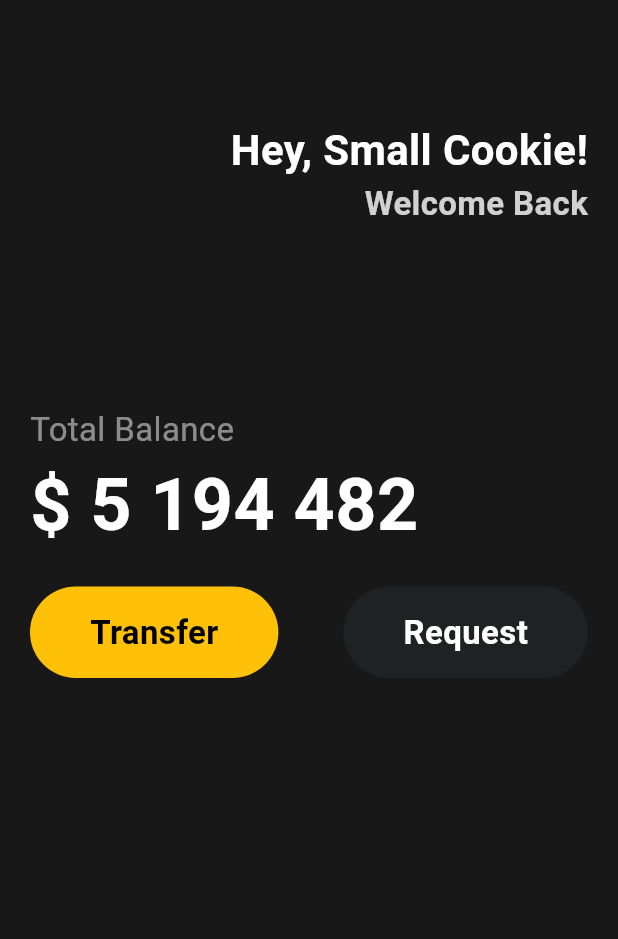
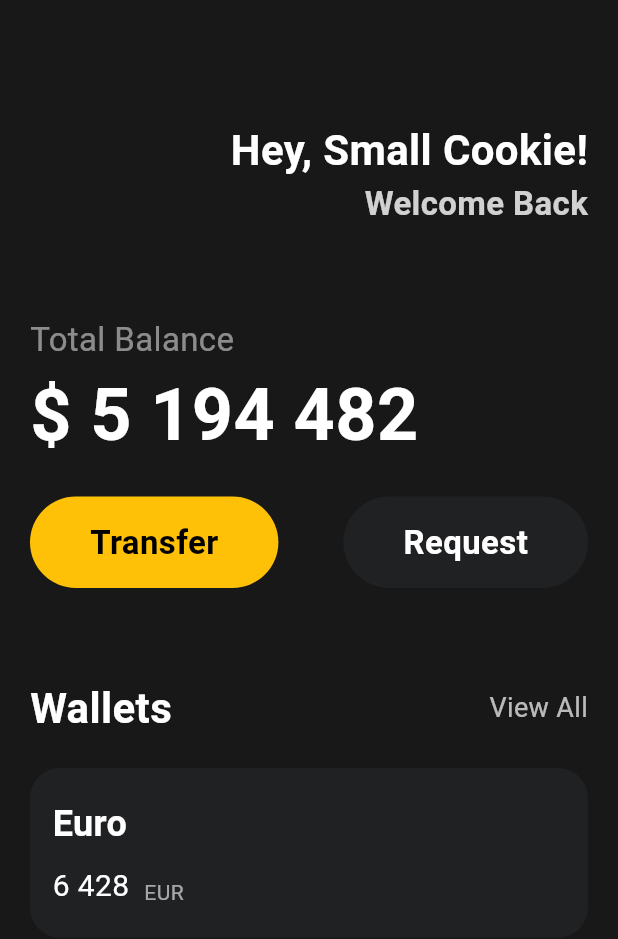
Before and after one commit to GangOn0215/study, a Flutter app: the screen it shows after launch, on a phone screen of 412 x 824 dp. Shown: the top 939 px of the screen. Run offline on Flutter 3.47's test engine with Material 3 defaults, Android fonts, the phone set to English and light mode, and no system bars.

Commit message:
[ flutter ] 하단 카드 만들고, 왼쪽 텍스트 넣기 작업

```diff
--- a/mobile/flutter/normard/a03_ui_challenge/lib/main.dart
+++ b/mobile/flutter/normard/a03_ui_challenge/lib/main.dart
@@ -48,7 +48,7 @@ class MainApp extends StatelessWidget {
                   ),
                 ],
               ),
-              SizedBox(height: 120),
+              SizedBox(height: 60),
               Row(
                 children: [
                   Column(
@@ -89,6 +89,75 @@ class MainApp extends StatelessWidget {
                   ),
                 ],
               ),
+              SizedBox(height: 60),
+              Row(
+                mainAxisAlignment: MainAxisAlignment.spaceBetween,
+                children: [
+                  Text(
+                    'Wallets',
+                    style: TextStyle(
+                      color: Colors.white,
+                      fontSize: 28,
+                      fontWeight: FontWeight.w700,
+                    ),
+                  ),
+                  Text(
+                    'View All',
+                    style: TextStyle(
+                      color: Colors.white.withValues(alpha: 0.7),
+                      fontSize: 18,
+                      fontWeight: FontWeight.w400,
+                    ),
+                  ),
+                ],
+              ),
+              SizedBox(height: 20),
+              Container(
+                decoration: BoxDecoration(
+                  color: const Color(0xFF1F2123),
+                  borderRadius: BorderRadius.circular(20),
+                ),
+                padding: EdgeInsets.symmetric(vertical: 20, horizontal: 15),
+
+                child: Row(
+                  children: [
+                    Column(
+                      crossAxisAlignment: CrossAxisAlignment.start,
+                      children: [
+                        Text(
+                          'Euro',
+                          style: TextStyle(
+                            color: Colors.white,
+                            fontSize: 24,
+                            fontWeight: FontWeight.w600,
+                          ),
+                        ),
+                        SizedBox(height: 10),
+                        Row(
+                          crossAxisAlignment: CrossAxisAlignment.end,
+                          children: [
+                            Text(
+                              '6 428',
+                              style: TextStyle(
+                                color: Colors.white,
+                                fontSize: 20,
+                              ),
+                            ),
+                            SizedBox(width: 10),
+                            Text(
+                              'EUR',
+                              style: TextStyle(
+                                fontSize: 14,
+                                color: Colors.white.withValues(alpha: 0.6),
+                              ),
+                            ),
+                          ],
+                        ),
+                      ],
+                    ),
+                  ],
+                ),
+              ),
             ],
           ),
         ),
```
